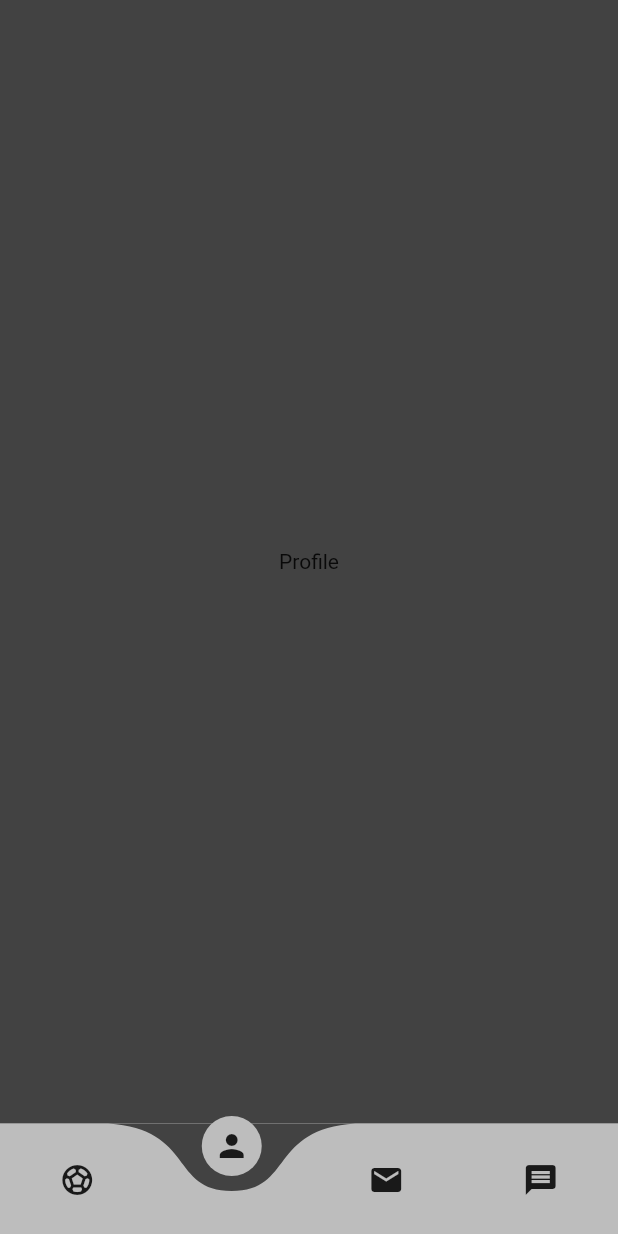
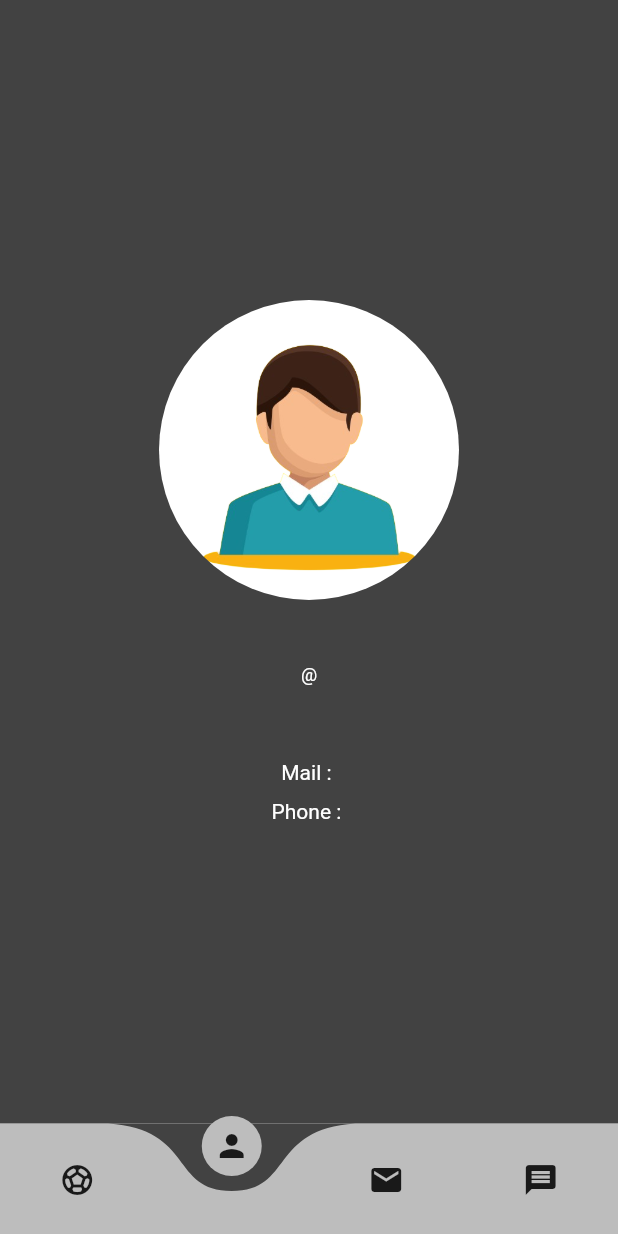
Before and after one commit to muethesim/turf_ticker_flutter, a Flutter app: the screen it shows after launch, item 2 of the bottom bar chosen, on a phone screen of 412 x 824 dp. Run offline on Flutter 3.47's test engine with Material 2 defaults, Android fonts, the phone set to English and light mode, and no system bars; drawn by our look-alikes of curved_navigation_bar; our stand-ins replace shared_preferences.

Commit message:
profile completed

```diff
--- a/lib/Home/bot_screen.dart
+++ b/lib/Home/bot_screen.dart
@@ -23,7 +23,8 @@ class BodyBot extends StatelessWidget {
             const Text(
               "WILL BE OUT SOON...",
               style: TextStyle(
-                fontSize: 32,
+                fontSize: 24,
+                fontWeight: FontWeight.bold,
                 color: Colors.white,
               ),
             ),
--- a/lib/Home/home_screen.dart
+++ b/lib/Home/home_screen.dart
@@ -2,6 +2,8 @@ import 'package:curved_navigation_bar/curved_navigation_bar.dart';
 import 'package:flutter/material.dart';
 import 'package:turf_ticker/Home/bot_screen.dart';
 import 'package:turf_ticker/Home/message_screen.dart';
+import 'package:turf_ticker/Home/profile_screen.dart';
+import 'package:turf_ticker/Home/turf_screen.dart';
 
 class ScreenHome extends StatefulWidget {
   const ScreenHome({super.key});
@@ -14,13 +16,8 @@ class _ScreenHomeState extends State<ScreenHome> {
   int pageNow = 0;
   final _messageController = TextEditingController();
   final screens = [
-    const Center(
-        child: Column(
-      children: [],
-    )),
-    const Center(
-      child: Text("Profile"),
-    ),
+    const BodyTurf(),
+    const BodyProfile(),
     const BodyMessage(),
     const BodyBot(),
   ];
--- /dev/null
+++ b/lib/Home/profile_screen.dart
@@ -0,0 +1,80 @@
+import 'package:flutter/material.dart';
+import 'package:shared_preferences/shared_preferences.dart';
+
+class BodyProfile extends StatefulWidget {
+  const BodyProfile({super.key});
+
+  @override
+  State<BodyProfile> createState() => _BodyProfileState();
+}
+
+class _BodyProfileState extends State<BodyProfile> {
+  List<String> latedata = ['', '', '', '', ''];
+
+  _loadCounter() async {
+    SharedPreferences prefs = await SharedPreferences.getInstance();
+    setState(() {
+      latedata = (prefs.getStringList('user') ?? ['', '', '', '', '']);
+    });
+    print(latedata);
+  }
+
+  @override
+  void initState() {
+    super.initState();
+    _loadCounter();
+  }
+
+  @override
+  Widget build(BuildContext context) {
+    return Column(
+      mainAxisAlignment: MainAxisAlignment.center,
+      children: [
+        ClipRRect(
+          borderRadius: BorderRadius.circular(400),
+          child: Image.asset(
+            "assets/img/avatar.png",
+            width: 200,
+          ),
+        ),
+        const SizedBox(
+          height: 15,
+        ),
+        Text(
+          latedata[2],
+          style: const TextStyle(
+            fontSize: 24,
+            color: Colors.white,
+          ),
+        ),
+        Text(
+          "@${latedata[1]}",
+          style: const TextStyle(
+            fontSize: 12,
+            color: Colors.white,
+          ),
+        ),
+        const SizedBox(
+          height: 50,
+        ),
+        Text(
+          'Mail : ${latedata[0]}',
+          style: const TextStyle(
+            fontSize: 14,
+            color: Colors.white,
+          ),
+        ),
+        const SizedBox(
+          height: 10,
+        ),
+        Text(
+          'Phone : ${latedata[3]}',
+          style: const TextStyle(
+            fontSize: 14,
+            color: Colors.white,
+          ),
+        ),
+      ],
+    );
+  }
+}
--- a/lib/main.dart
+++ b/lib/main.dart
@@ -4,6 +4,7 @@ import 'package:turf_ticker/Auth/signup_screen.dart';
 import 'package:turf_ticker/Home/home_screen.dart';
 
 void main() {
+  WidgetsFlutterBinding.ensureInitialized();
   runApp(const MyApp());
 }
 
@@ -17,7 +18,7 @@ class MyApp extends StatelessWidget {
       debugShowCheckedModeBanner: false,
       theme: ThemeData(primarySwatch: Colors.grey),
       title: 'Flutter Demo',
-      home: const ScreenHome(),
+      home: ScreenHome(),
       routes: {
         '/login': (context) => const ScreenLogin(),
         '/signup-1': (context) => const ScreenSignup(),
```
Also changed, not shown: lib/Api/api_methods.dart (+22 -5 lines), lib/Auth/login_screen.dart (+12 -1 lines), lib/Home/turf_screen.dart (added, +12 -0 lines), assets/img/avatar.png (added).
